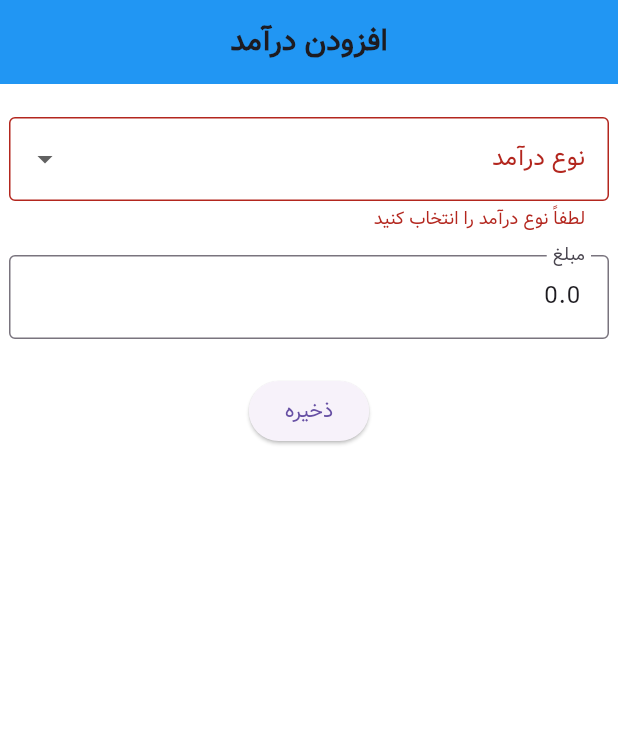
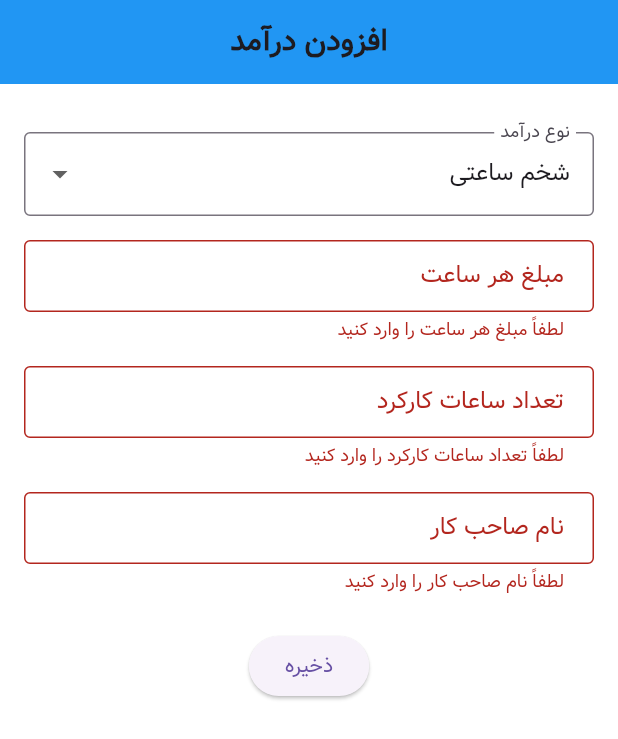
Before and after one commit to asgharkarimi/baseapp, a Flutter app: the screen it shows after launch, after a tap on "ذخیره", on a phone screen of 412 x 824 dp. Shown: the top 739 px of the screen. Run offline on Flutter 3.47's test engine with Material 3 defaults, Android fonts, the phone set to English and light mode, and no system bars.

Commit message:
first commit

```diff
--- a/lib/income_page.dart
+++ b/lib/income_page.dart
@@ -1,4 +1,5 @@
 import 'package:flutter/material.dart';
+import 'custom_text_input.dart'; // Import the CustomTextInput widget
 
 class IncomePage extends StatefulWidget {
   const IncomePage({super.key});
@@ -12,37 +13,57 @@ class _IncomePageState extends State<IncomePage> {
 
   // List of income types
   final List<String> _incomeTypes = [
-    'درآمد ساعتی', // Hourly Income
-    'درآمد هکتاری', // Per Hectare Income
-    'درآمد سرویس بار تریلی', // Trailer Service Income
-    'درآمد کودپاش', // Fertilizer Application Income
+    'شخم ساعتی', // Hourly Income
+    'شخم هکتاری', // Per Hectare Income
+    'سرویس بار تریلی', // Trailer Service Income
+    'کودپاش', // Fertilizer Application Income
   ];
 
   String? _selectedIncomeType; // Selected income type
-  double _incomeAmount = 0.0; // Amount for the selected income type
+  final _hourlyRateController = TextEditingController(); // مبلغ هر ساعت
+  final _workingHoursController = TextEditingController(); // تعداد ساعات کارکرد
+  final _employerNameController = TextEditingController(); // نام صاحب کار
+
+  @override
+  void initState() {
+    super.initState();
+    // Set default value for dropdown
+    _selectedIncomeType = _incomeTypes[0]; // Default to "شخم ساعتی"
+  }
+
+  @override
+  void dispose() {
+    _hourlyRateController.dispose();
+    _workingHoursController.dispose();
+    _employerNameController.dispose();
+    super.dispose();
+  }
 
   void _saveIncome() {
     if (_formKey.currentState!.validate()) {
-      if (_selectedIncomeType == null) {
-        ScaffoldMessenger.of(context).showSnackBar(
-          const SnackBar(content: Text('لطفاً نوع درآمد را انتخاب کنید')), // Please select an income type
-        );
-        return;
-      }
+      // Retrieve input values
+      final hourlyRate = _hourlyRateController.text;
+      final workingHours = _workingHoursController.text;
+      final employerName = _employerNameController.text;
 
       // Save logic here (e.g., store in database or send to server)
       ScaffoldMessenger.of(context).showSnackBar(
         SnackBar(
           content: Text(
-            'درآمد "$_selectedIncomeType" با مقدار $_incomeAmount ذخیره شد',
+            'درآمد "$_selectedIncomeType" با جزئیات ذخیره شد:\n'
+                'مبلغ هر ساعت: $hourlyRate\n'
+                'تعداد ساعات کارکرد: $workingHours\n'
+                'نام صاحب کار: $employerName',
           ),
         ),
       );
 
       // Reset fields after saving
       setState(() {
-        _selectedIncomeType = null;
-        _incomeAmount = 0.0;
+        _selectedIncomeType = _incomeTypes[0]; // Reset dropdown to default
+        _hourlyRateController.clear();
+        _workingHoursController.clear();
+        _employerNameController.clear();
       });
     }
   }
@@ -56,7 +77,7 @@ class _IncomePageState extends State<IncomePage> {
         backgroundColor: Colors.blue, // Use your app's primary color
       ),
       body: Padding(
-        padding: const EdgeInsets.all(6),
+        padding: const EdgeInsets.all(16.0),
         child: Form(
           key: _formKey,
           child: Column(
@@ -88,21 +109,37 @@ class _IncomePageState extends State<IncomePage> {
                 },
               ),
               const SizedBox(height: 16),
-              TextFormField(
-                keyboardType: TextInputType.numberWithOptions(decimal: true),
-                decoration: const InputDecoration(
-                  labelText: 'مبلغ', // Persian: Amount
-                  border: OutlineInputBorder(),
-                ),
-                initialValue: _incomeAmount.toString(),
-                onChanged: (value) {
-                  setState(() {
-                    _incomeAmount = double.tryParse(value) ?? 0.0;
-                  });
-                },
+              CustomTextInput(
+                labelText: 'مبلغ هر ساعت', // Amount per Hour
+                keyboardType: TextInputType.number,
+                controller: _hourlyRateController,
                 validator: (value) {
                   if (value == null || value.isEmpty) {
-                    return 'لطفاً مبلغ را وارد کنید'; // Please enter an amount
+                    return 'لطفاً مبلغ هر ساعت را وارد کنید'; // Please enter amount per hour
+                  }
+                  return null;
+                },
+              ),
+              const SizedBox(height: 16),
+              CustomTextInput(
+                labelText: 'تعداد ساعات کارکرد', // Number of Working Hours
+                keyboardType: TextInputType.number,
+                controller: _workingHoursController,
+                validator: (value) {
+                  if (value == null || value.isEmpty) {
+                    return 'لطفاً تعداد ساعات کارکرد را وارد کنید'; // Please enter working hours
+                  }
+                  return null;
+                },
+              ),
+              const SizedBox(height: 16),
+              CustomTextInput(
+                labelText: 'نام صاحب کار', // Employer's Name
+                keyboardType: TextInputType.text,
+                controller: _employerNameController,
+                validator: (value) {
+                  if (value == null || value.isEmpty) {
+                    return 'لطفاً نام صاحب کار را وارد کنید'; // Please enter employer's name
                   }
                   return null;
                 },
```
